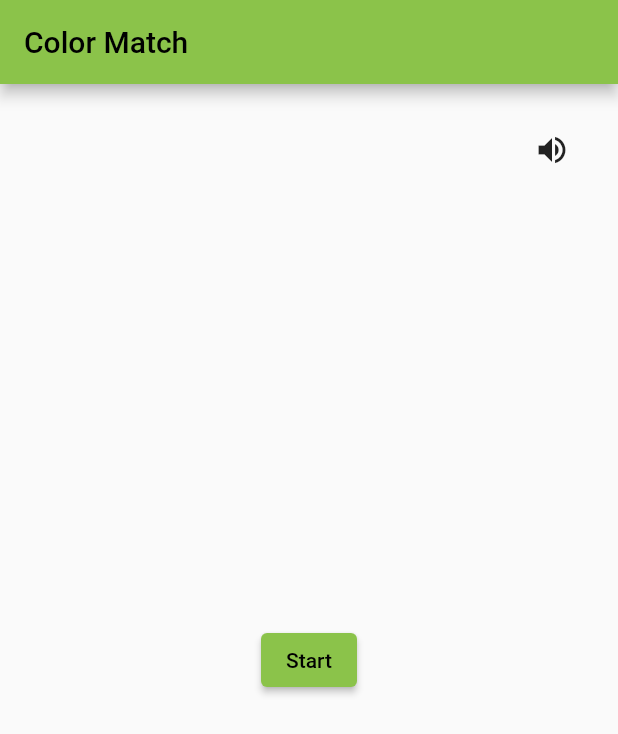
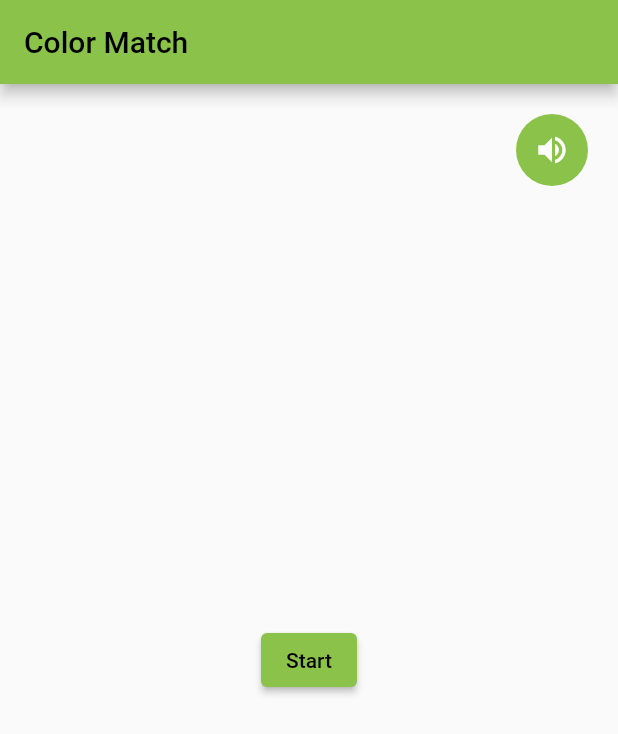
Before and after one commit to sadiejaneb/color_match, a Flutter app: the screen it shows after launch, on a phone screen of 412 x 824 dp. Shown: the top 734 px of the screen. Run offline on Flutter 3.47's test engine with Material 2 defaults, Android fonts, the light colour scheme and no system bars; our stand-ins replace audioplayers.

Commit message:
changed music button to green

```diff
--- a/lib/mute_unmute_button.dart
+++ b/lib/mute_unmute_button.dart
@@ -1,5 +1,5 @@
 import 'package:flutter/material.dart';
-import 'audio_manager.dart'; // Import your AudioManager
+import 'audio_manager.dart';
 
 class MuteUnmuteButton extends StatefulWidget {
   @override
@@ -11,11 +11,20 @@ class _MuteUnmuteButtonState extends State<MuteUnmuteButton> {
 
   @override
   Widget build(BuildContext context) {
-    return IconButton(
+    return Container(
+      decoration: BoxDecoration(
+        color: Colors.lightGreen, // Background color for the button
+        shape: BoxShape.circle, // Makes the container a circle
+      ),
+
+      width: 48.0,
+      height: 48.0,
+      child: IconButton(
         icon: Icon(
           isMuted
               ? Icons.volume_off
               : Icons.volume_up, // Change icon based on mute state
+          color: Colors.white, // Icon color
         ),
         onPressed: () {
           setState(() {
@@ -23,6 +32,7 @@ class _MuteUnmuteButtonState extends State<MuteUnmuteButton> {
           });
           AudioManager.toggleMusicMute(); // Use AudioManager to mute/unmute
         },
+      ),
     );
   }
 }
```
Also changed, not shown: lib/mute_button.dart (deleted, +0 -14 lines), 1 other file. Lines whose indentation alone changed are shown as unchanged.
